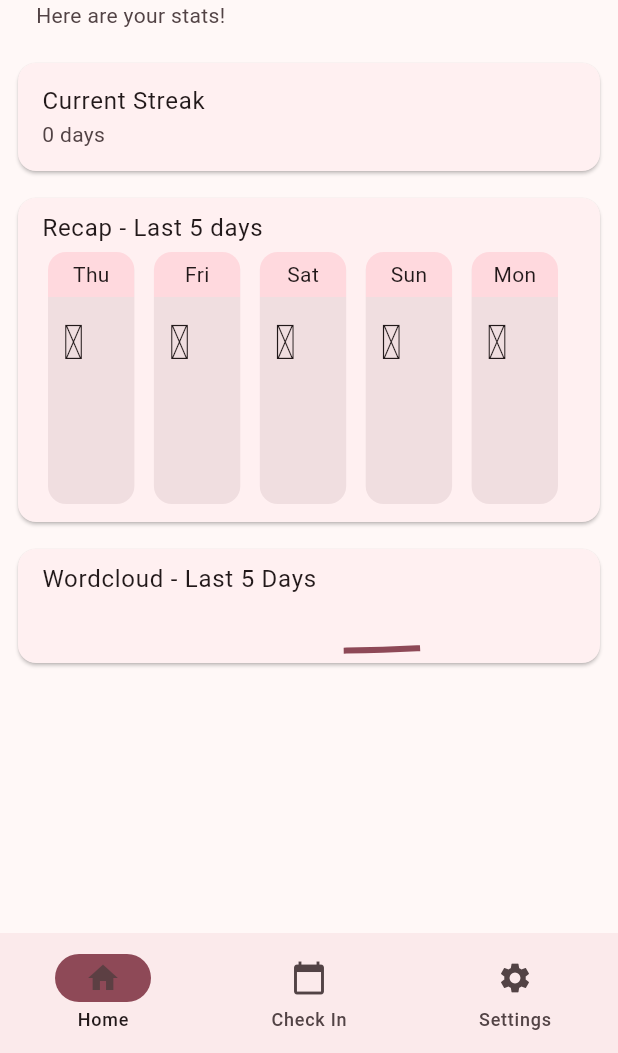
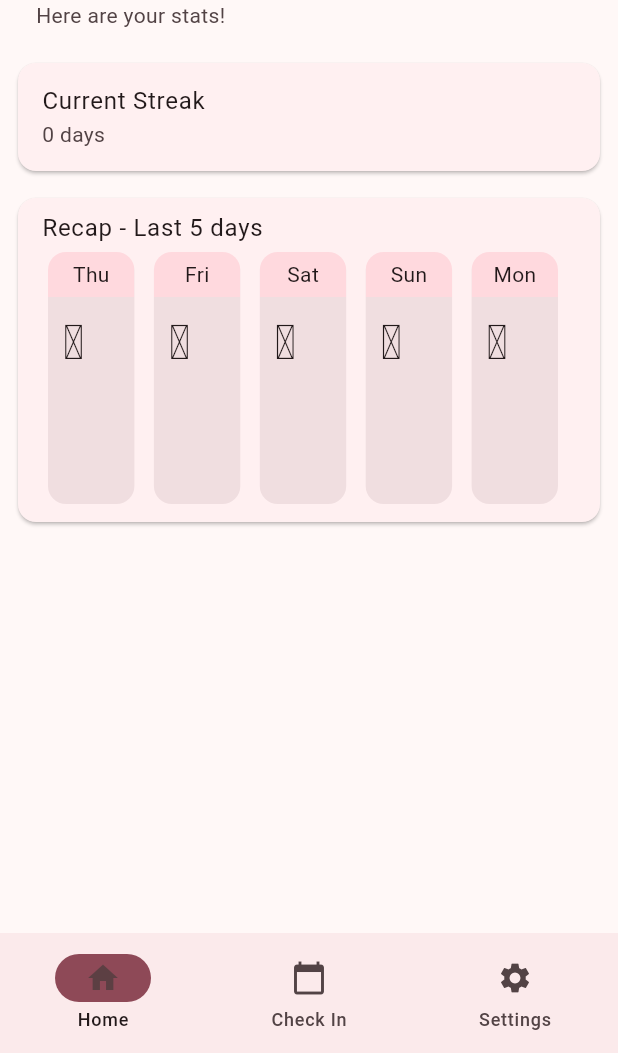
Before and after one commit to luna-mm/vibe_check, a Flutter app: the screen it shows after launch, on a phone screen of 412 x 824 dp, the part 183-1236 px from its top. Run offline on Flutter 3.47's test engine with Material 3 defaults, Android fonts, the phone set to English and light mode, and no system bars; our stand-ins replace google_fonts, sqflite; missing offline and left inert: flutter_confetti, word_cloud; accounts and stored records are empty.

Commit message:
Disabled wordcloud temporarily

```diff
--- a/lib/main.dart
+++ b/lib/main.dart
@@ -313,7 +313,7 @@ class _AnalysisPageState extends State<AnalysisPage> {
     var cardList = <Widget>[
       StreakCard(entries: _entries),
       RecapCard(entries: _entries),
-      WordCloudCard(entries: _entries),
+      // WordCloudCard(entries: _entries), // TODO: Fix
     ];
 
     return Scaffold(
```
Also changed, not shown: 1 other file.
